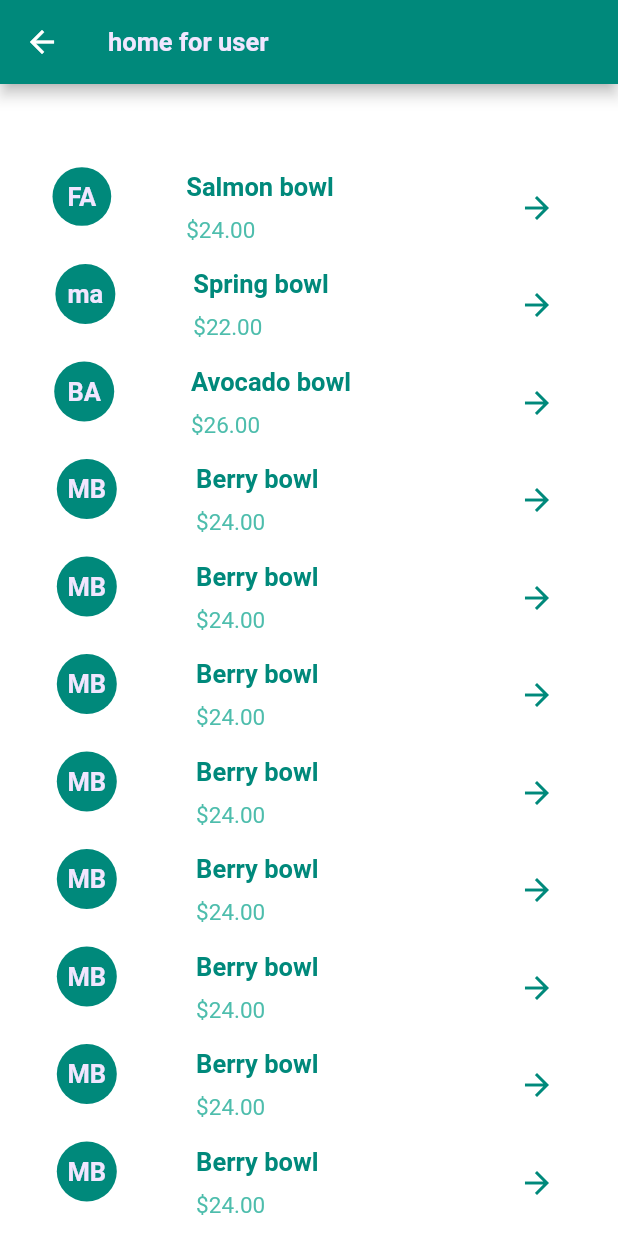
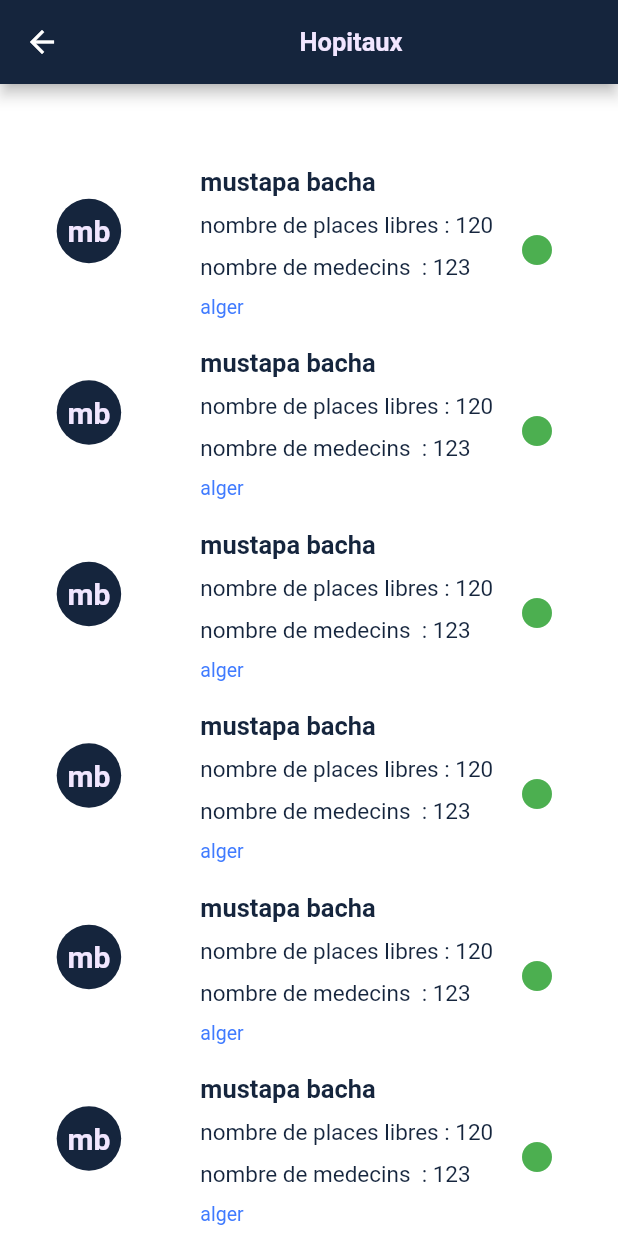
Before and after one commit to abdelghanimeliani/medom-prototype-esi-, a Flutter app: the HomePageMalade screen opened by its route, on a phone screen of 412 x 824 dp. Run offline on Flutter 3.47's test engine with Material 2 defaults, Android fonts, the phone set to English and light mode, and no system bars; our stand-ins replace cloud_firestore, firebase_auth, firebase_core, firebase_database; accounts and stored records are empty; Roboto replaces fonts that are missing (Montserrat).

Commit message:
user interface ui

```diff
--- a/lib/constants.dart
+++ b/lib/constants.dart
@@ -1,5 +1,5 @@
 import 'package:flutter/material.dart';
 
-const kPrimaryColor = Color(0xff00897b);
-const ksecondaryColor = Color(0xff4dbdac);
+const kPrimaryColor = Color(0xff15253d);
+const ksecondaryColor = Color(0xff407bff);
 const kPrimaryLightColor = Color(0xFFF1E6FF);
--- a/lib/main.dart
+++ b/lib/main.dart
@@ -18,7 +18,7 @@ class MyApp extends StatelessWidget {
   Widget build(BuildContext context) {
 
     return MaterialApp(
-      initialRoute: LoginScreen.id,
+      initialRoute: HomePageMalade.id,
       routes: {
         LoginScreen.id: (context) => LoginScreen(),
         HomePageMalade.id:(context)=> HomePageMalade(),
--- a/lib/screens/login/component/back.dart
+++ b/lib/screens/login/component/back.dart
@@ -1,4 +1,5 @@
 import 'package:flutter/material.dart';
+import 'package:medom/constants.dart';
 
 class Background extends StatelessWidget {
   final Widget child;
@@ -23,7 +24,7 @@ class Background extends StatelessWidget {
               height: size.height,
               decoration: BoxDecoration(
                   gradient: LinearGradient(
-                      colors: [Color(0xff4dbdac), Color(0xffe0f2f1)],
+                      colors: [ksecondaryColor, Color(0xffe0f2f1)],
                       begin: Alignment.bottomCenter,
                       end: Alignment.bottomRight)),
             ),
@@ -35,7 +36,7 @@ class Background extends StatelessWidget {
               height: size.height,
               decoration: BoxDecoration(
                   gradient: LinearGradient(
-                      colors: [Color(0xff4dbdac), Color(0xffe0f2f1)],
+                      colors: [ksecondaryColor, Color(0xffe0f2f1)],
                       begin: Alignment.topLeft,
                       end: Alignment.bottomRight)),
             ),
--- a/lib/screens/login/component/custom_form.dart
+++ b/lib/screens/login/component/custom_form.dart
@@ -52,7 +52,7 @@ class MyCustomFormState extends State<MyCustomForm> {
                 ),
                 SizedBox(height: size.height * 0.03),
                 Image.asset(
-                  "assets/images/doctor.png",
+                  "assets/images/logo.png",
                   width: size.width * 0.35,
                 ),
                 SizedBox(height: size.height * 0.1),
--- a/lib/screens/user/home/home_user.dart
+++ b/lib/screens/user/home/home_user.dart
@@ -1,20 +1,128 @@
+import 'package:cloud_firestore/cloud_firestore.dart';
 import 'package:flutter/cupertino.dart';
 import 'package:flutter/material.dart';
 import 'package:medom/constants.dart';
+import 'package:firebase_database/firebase_database.dart';
 
-class HomePageMalade extends StatelessWidget {
+class HomePageMalade extends StatefulWidget {
   static String id = "home for user";
   @override
+  State<StatefulWidget> createState() {
+    return _stateHomePageMalade();
+  }
+}
+
+
+
+class _stateHomePageMalade extends State<HomePageMalade> {
+  @override
   Widget build(BuildContext context) {
+
+String zero = '0';
+
+
+    Widget _buildItem(String N, String hospitalName, String adress , String nbrPlaces , String nbrMedecins) {
+    return Padding(
+        padding: EdgeInsets.only(left: 10.0, right: 10.0, top: 10.0),
+        child: InkWell(
+          /*nTap: () {
+              //Navigator.of(context).push(MaterialPageRoute(
+                 // builder: (context) => DetailsPage(heroTag: imgPath, foodName: foodName, foodPrice: price)
+              ));
+            },*/
+          child: Row(
+            mainAxisAlignment: MainAxisAlignment.spaceBetween,
+            children: <Widget>[
+              Container(
+                  child:Column(
+                    children: [Row(children: [
+                      Container(
+                        padding: EdgeInsets.all(10.0),
+                        margin: EdgeInsets.only(bottom: 15.0),
+                        decoration: BoxDecoration(
+                            color: kPrimaryColor, shape: BoxShape.circle),
+                        child: Text(
+                          N,
+                          style: TextStyle(
+                              color: kPrimaryLightColor,
+                              fontFamily: 'Montserrat',
+                              fontSize: 20.0,
+                              fontWeight: FontWeight.bold),
+                        ),
+                      ),
+                      SizedBox(width: 50.0),
+                      Column(crossAxisAlignment: CrossAxisAlignment.start,
+                          children: [
+                            Text(hospitalName,
+                                style: TextStyle(
+                                    color: kPrimaryColor,
+                                    fontFamily: 'Montserrat',
+                                    fontSize: 17.0,
+                                    fontWeight: FontWeight.bold)),
+                            SizedBox(height: 10.0),
+
+
+                            Text("nombre de places libres : " + nbrPlaces,
+                                style: TextStyle(
+                                  fontFamily: 'Montserrat',
+                                  fontSize: 15.0,
+                                  color: kPrimaryColor,
+                                )),
+
+                            SizedBox(height: 10.0),
+                            Text("nombre de medecins  : " + nbrMedecins,
+                                style: TextStyle(
+                                  fontFamily: 'Montserrat',
+                                  fontSize: 15.0,
+                                  color: kPrimaryColor,
+                                )),
+
+                            SizedBox(height: 10.0),
+
+                            Text(adress,
+                                style: TextStyle(
+                                  fontFamily: 'Montserrat',
+                                  fontSize: 13.0,
+                                  color: ksecondaryColor,
+                                ))
+                          ]),
+
+
+                    ])
+                    ,SizedBox(height: 10.0,)],
+                  )),
+              IconButton(
+                  icon:  Icon(Icons.circle)  ,
+                  color: nbrPlaces.hashCode==zero.hashCode ? Colors.red : Colors.green,
+                  onPressed: () {}),
+
+
+            ],
+          ),
+        ));
+  }
+
+   //  Stream<QuerySnapshot> _usersStream ;
+   /* initState(){
+      super.initState();
+      _usersStream = FirebaseFirestore.instance.collection('hospitals').snapshots();
+      print(_usersStream.toString());
+    }*/
+
+
+    //var db = FirebaseDatabase.instance.reference().child('hospitals');
+
     return Scaffold(
       backgroundColor: kPrimaryLightColor,
       appBar: AppBar(
-        title: Text("home for user", style: TextStyle(
-           color: kPrimaryLightColor ,
-           fontFamily: 'Montserrat',
-           fontSize: 17.0,
-           fontWeight: FontWeight.bold
-        )),
+        title: Center(
+          child: Text("Hopitaux", style: TextStyle(
+              color: kPrimaryLightColor ,
+              fontFamily: 'Montserrat',
+              fontSize: 17.0,
+              fontWeight: FontWeight.bold
+          )),
+        ),
         backgroundColor: kPrimaryColor,
       ),
       body: ListView(
@@ -32,83 +140,54 @@ class HomePageMalade extends StatelessWidget {
                     padding: EdgeInsets.only(top: 45.0),
                     child: Container(
                         height: MediaQuery.of(context).size.height - 50.0,
-                        child: ListView(children: [
-                          _buildFoodItem('FA', 'Salmon bowl', '\$24.00'),
-                          _buildFoodItem('ma', 'Spring bowl', '\$22.00'),
-                          _buildFoodItem('BA', 'Avocado bowl', '\$26.00'),
-                          _buildFoodItem('MB', 'Berry bowl', '\$24.00'),
-                          _buildFoodItem('MB', 'Berry bowl', '\$24.00'),
-                          _buildFoodItem('MB', 'Berry bowl', '\$24.00'),
-                          _buildFoodItem('MB', 'Berry bowl', '\$24.00'),
-                          _buildFoodItem('MB', 'Berry bowl', '\$24.00'),
-                          _buildFoodItem('MB', 'Berry bowl', '\$24.00'),
-                          _buildFoodItem('MB', 'Berry bowl', '\$24.00'),
-                          _buildFoodItem('MB', 'Berry bowl', '\$24.00'),
-                          _buildFoodItem('MB', 'Berry bowl', '\$24.00'),
-                          _buildFoodItem('MB', 'Berry bowl', '\$24.00'),
-                          _buildFoodItem('MB', 'Berry bowl', '\$24.00'),
-                          _buildFoodItem('MB', 'Berry bowl', '\$24.00'),
-                          _buildFoodItem('MB', 'Berry bowl', '\$24.00'),
-                        ]))),
+                        child: ListView(
+                          children: [
+                        _buildItem('mb', 'mustapa bacha', 'alger', '120', '123'),
+                        _buildItem('mb', 'mustapa bacha', 'alger', '120', '123'),
+                        _buildItem('mb', 'mustapa bacha', 'alger', '120', '123'),
+                        _buildItem('mb', 'mustapa bacha', 'alger', '120', '123'),
+                        _buildItem('mb', 'mustapa bacha', 'alger', '120', '123'),
+                        _buildItem('mb', 'mustapa bacha', 'alger', '120', '123'),
+                        _buildItem('mb', 'mustapa bacha', 'alger', '120', '123'),
+                        _buildItem('mb', 'mustapa bacha', 'alger', '120', '123'),
+                        _buildItem('mb', 'mustapa bacha', 'alger', '0', '123'),
+                        _buildItem('mb', 'mustapa bacha', 'alger', '120', '123'),
+                        _buildItem('mb', 'mustapa bacha', 'alger', '0', '10'),
+                        _buildItem('mb', 'mustapa bacha', 'alger', '0', '0'),
+                        _buildItem('mb', 'mustapa bacha', 'alger', '0', '0'),
+                        _buildItem('mb', 'mustapa bacha', 'alger', '0', '0'),
+                        _buildItem('mb', 'mustapa bacha', 'alger', '120', '0'),
+                        _buildItem('mb', 'mustapa bacha', 'alger', '120', '0'),
+                        _buildItem('mb', 'mustapa bacha', 'alger', '120', '0'),
+                        _buildItem('mb', 'mustapa bacha', 'alger', '120', '0'),
+                          ],
+                        )
+                       /* StreamBuilder(
+                          stream: FirebaseFirestore.instance.collection('hospitals').snapshots(),
+                          builder: (BuildContext context, AsyncSnapshot<QuerySnapshot> snapshot) {
+                            if (!snapshot.hasData) {
+                              return Center(
+                                child: CircularProgressIndicator(),
+                              );
+                            }
+                              return ListView(
+                                children: snapshot.data.docs.map((DocumentSnapshot document) {
+                                  print(document.data);
+                                 // return _buildItem(document.data()['abrv'], document.data()['name'], document.data()['adresse']);
+                                }).toList(),
+                              );
+                          },
+                        )*/
+                    )
+                ),
               ],
             ),
+
+
           )
         ],
       ),
     );
   }
 
-  Widget _buildFoodItem(String N, String hospitalName, String adress) {
-    return Padding(
-        padding: EdgeInsets.only(left: 10.0, right: 10.0, top: 10.0),
-        child: InkWell(
-          /*nTap: () {
-              //Navigator.of(context).push(MaterialPageRoute(
-                 // builder: (context) => DetailsPage(heroTag: imgPath, foodName: foodName, foodPrice: price)
-              ));
-            },*/
-          child: Row(
-            mainAxisAlignment: MainAxisAlignment.spaceBetween,
-            children: <Widget>[
-              Container(
-                  child: Row(children: [
-                Container(
-                  padding: EdgeInsets.all(10.0),
-                  margin: EdgeInsets.only(bottom: 15.0),
-                  decoration: BoxDecoration(
-                      color: kPrimaryColor, shape: BoxShape.circle),
-                  child: Text(
-                    N,
-                    style: TextStyle(
-                        color: kPrimaryLightColor,
-                        fontFamily: 'Montserrat',
-                        fontSize: 17.0,
-                        fontWeight: FontWeight.bold),
-                  ),
-                ),
-                SizedBox(width: 50.0),
-                Column(crossAxisAlignment: CrossAxisAlignment.start, children: [
-                  Text(hospitalName,
-                      style: TextStyle(
-                          color: kPrimaryColor,
-                          fontFamily: 'Montserrat',
-                          fontSize: 17.0,
-                          fontWeight: FontWeight.bold)),
-                  SizedBox(height: 10.0),
-                  Text(adress,
-                      style: TextStyle(
-                        fontFamily: 'Montserrat',
-                        fontSize: 15.0,
-                        color: ksecondaryColor,
-                      ))
-                ])
-              ])),
-              IconButton(
-                  icon: Icon(Icons.arrow_forward),
-                  color: kPrimaryColor,
-                  onPressed: () {})
-            ],
-          ),
-        ));
-  }
 }
--- a/lib/widgets/input.dart
+++ b/lib/widgets/input.dart
@@ -23,10 +23,14 @@ class RoundedInputField extends StatelessWidget {
         onSaved: onClick,
         validator: (value) {
           if (value == null || value.isEmpty) {
-            return "taper votre nom d'utilisateur";
-          }else{
-            return null;
-          }
+           if (hintText.contains('email')){
+             return 'taper ton adresse e-mail svp' ;
+           }else if (hintText.contains('places')){
+             return 'taper le nombre de places libres actuelement';
+           }else if (hintText.contains('med')){
+             return 'ajouter le nombre de medecins';
+           }
+          }else return null ;
 
         },
         onChanged: onChanged,
```
Also changed, not shown: lib/models/hospital.dart (added, +34 -0 lines), lib/screens/med/home/home_med.dart (+52 -19 lines), pubspec.yaml (+5 -3 lines), assets/images/logo.png (added), lib/services/services.dart (added), pubspec.lock.
